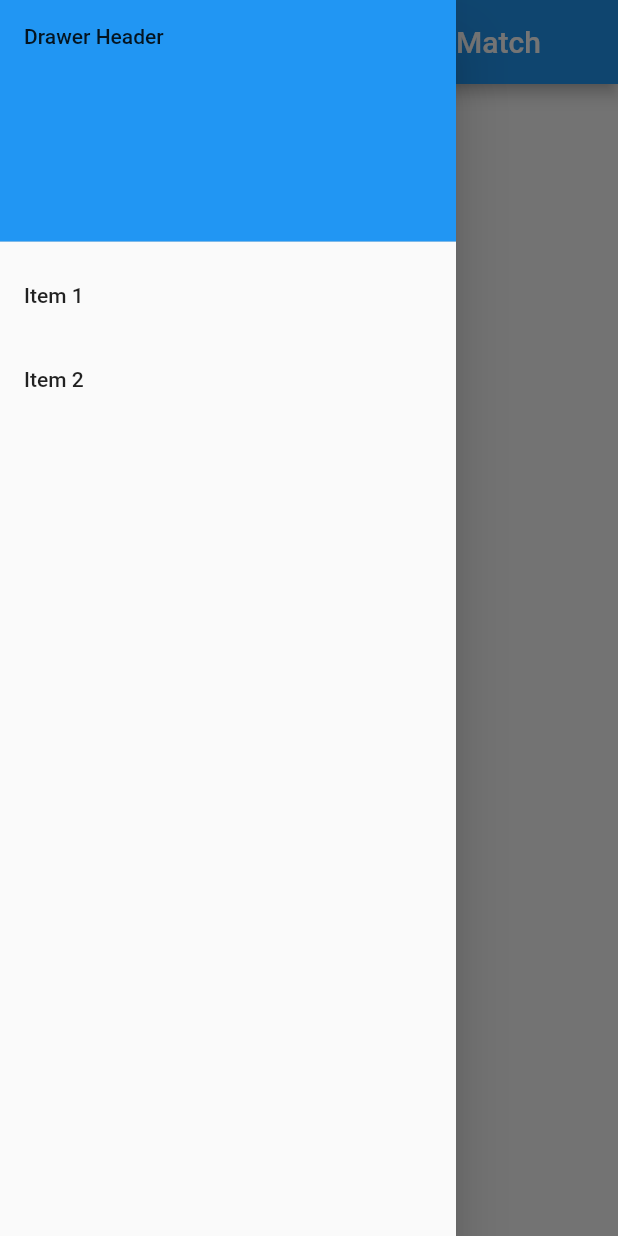
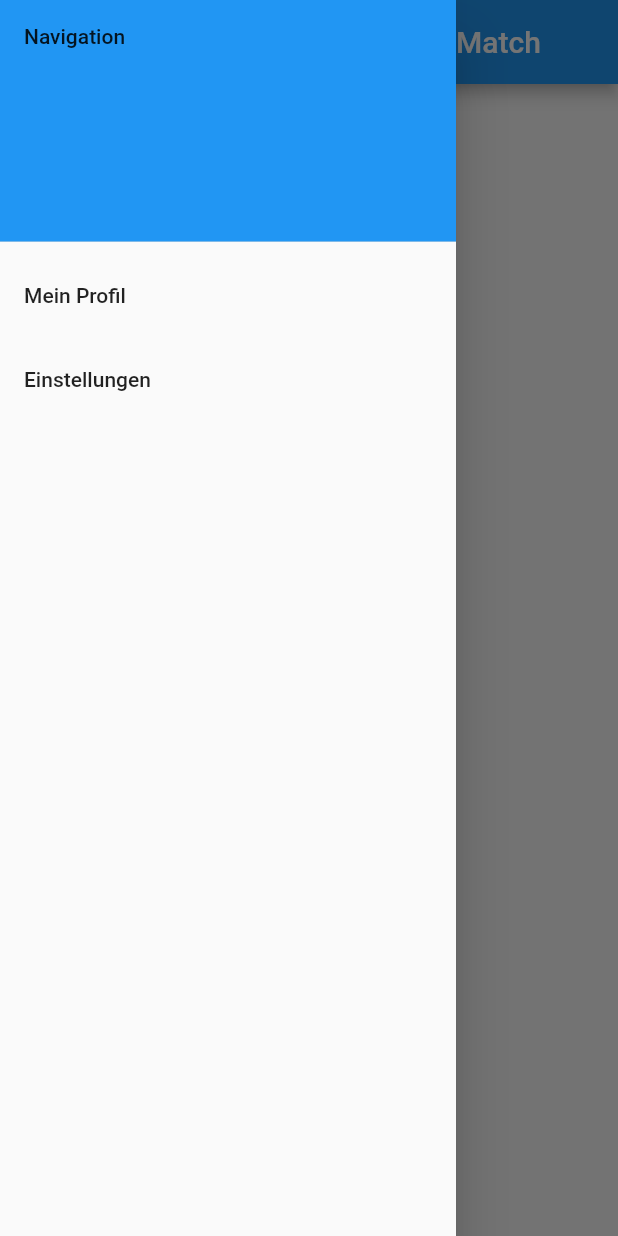
Before and after one commit to TimKossmann/Petch, a Flutter app: the screen it shows after launch, with the side drawer open, on a phone screen of 412 x 824 dp. Run offline on Flutter 3.47's test engine with Material 2 defaults, Android fonts, the phone set to English and light mode, and no system bars.

Commit message:
Beschriftung angepasst

```diff
--- a/lib/main.dart
+++ b/lib/main.dart
@@ -40,10 +40,10 @@ class MyHomePage extends StatelessWidget {
               decoration: BoxDecoration(
                 color: Colors.blue,
               ),
-              child: Text('Drawer Header'),
+              child: Text('Navigation'),
             ),
             ListTile(
-              title: const Text('Item 1'),
+              title: const Text('Mein Profil'),
               onTap: () {
                 // Update the state of the app
                 // ...
@@ -52,7 +52,7 @@ class MyHomePage extends StatelessWidget {
               },
             ),
             ListTile(
-              title: const Text('Item 2'),
+              title: const Text('Einstellungen'),
               onTap: () {
                 // Update the state of the app
                 // ...
```
